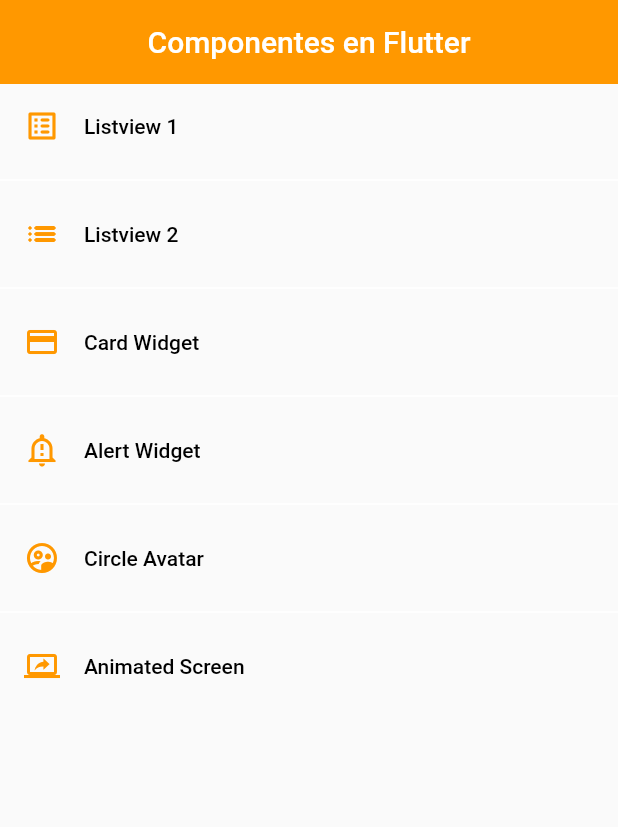
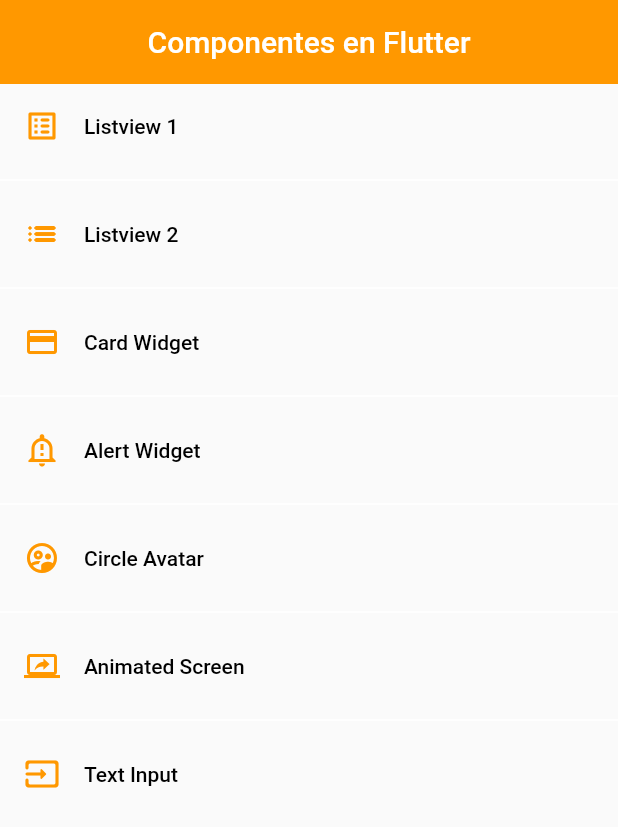
Before and after one commit to clatorrep/flutter_udemy, a Flutter app: the screen it shows after launch, on a phone screen of 412 x 824 dp. Shown: the top 827 px of the screen. Run offline on Flutter 3.47's test engine with Material 2 defaults, Android fonts, the light colour scheme and no system bars.

Commit message:
CREATING TEXT INPUTS

```diff
--- a/lib/router/app_routs.dart
+++ b/lib/router/app_routs.dart
@@ -43,6 +43,12 @@ class AppRouts {
       name: 'Animated Screen',
       screen: const AnimatedScreen(),
     ),
+    MenuOption(
+      route: 'textinput',
+      icon: Icons.input_rounded,
+      name: 'Text Input',
+      screen: const InputScreen(),
+    ),
   ];
 
   static Map<String, Widget Function(BuildContext)> getAppRouts() {
--- a/lib/screen/screen.dart
+++ b/lib/screen/screen.dart
@@ -3,5 +3,6 @@ export 'package:fl_comp/screen/animated_screen.dart';
 export 'package:fl_comp/screen/avatar_screen.dart';
 export 'package:fl_comp/screen/card_screen.dart';
 export 'package:fl_comp/screen/home_screen.dart';
+export 'package:fl_comp/screen/input_screen.dart';
 export 'package:fl_comp/screen/listview1_screen.dart';
 export 'package:fl_comp/screen/listview2_screen.dart';
--- a/lib/theme/app_theme.dart
+++ b/lib/theme/app_theme.dart
@@ -37,5 +37,29 @@ class AppTheme {
         elevation: 0,
       ),
     ),
+    // Input Decoration Theme
+    inputDecorationTheme: const InputDecorationTheme(
+      floatingLabelStyle: TextStyle(color: primary),
+      enabledBorder: OutlineInputBorder(
+        borderSide: BorderSide(color: primary),
+        borderRadius: BorderRadius.only(
+          bottomLeft: Radius.circular(10),
+          topRight: Radius.circular(10),
+        ),
+      ),
+      focusedBorder: OutlineInputBorder(
+        borderSide: BorderSide(color: primary),
+        borderRadius: BorderRadius.only(
+          bottomLeft: Radius.circular(10),
+          topRight: Radius.circular(10),
+        ),
+      ),
+      border: OutlineInputBorder(
+        borderRadius: BorderRadius.only(
+          bottomLeft: Radius.circular(10),
+          topRight: Radius.circular(10),
+        ),
+      ),
+    ),
   );
 }
--- a/lib/widgets/widgets.dart
+++ b/lib/widgets/widgets.dart
@@ -1,2 +1,3 @@
 export 'package:fl_comp/widgets/custom_card_type_1.dart';
 export 'package:fl_comp/widgets/custom_card_type_2.dart';
+export 'package:fl_comp/widgets/custom_input_field.dart';
```
Also changed, not shown: lib/screen/input_screen.dart (added, +45 -0 lines), lib/widgets/custom_input_field.dart (added, +46 -0 lines).
